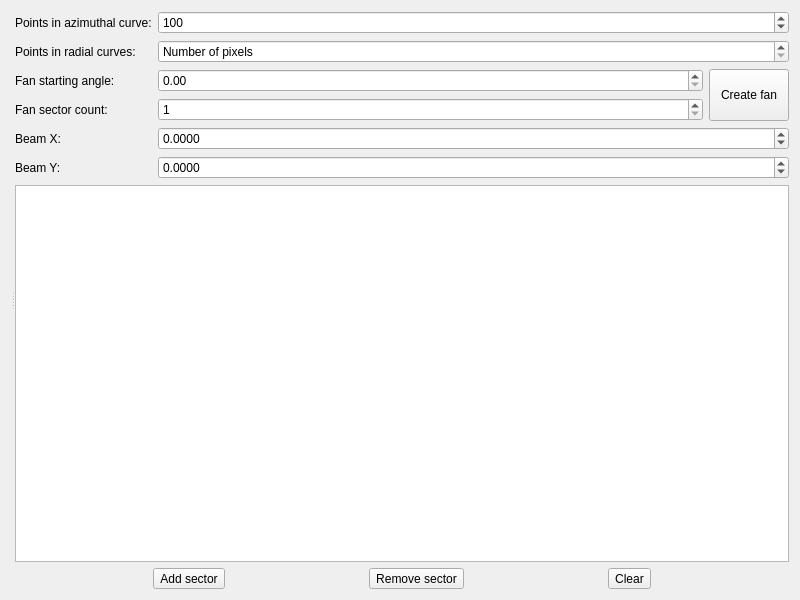
This is cct/qtgui2/utils/anisotropy/anisotropy.ui in awacha/cct as Qt 5 draws it before an edit. The edited form follows.
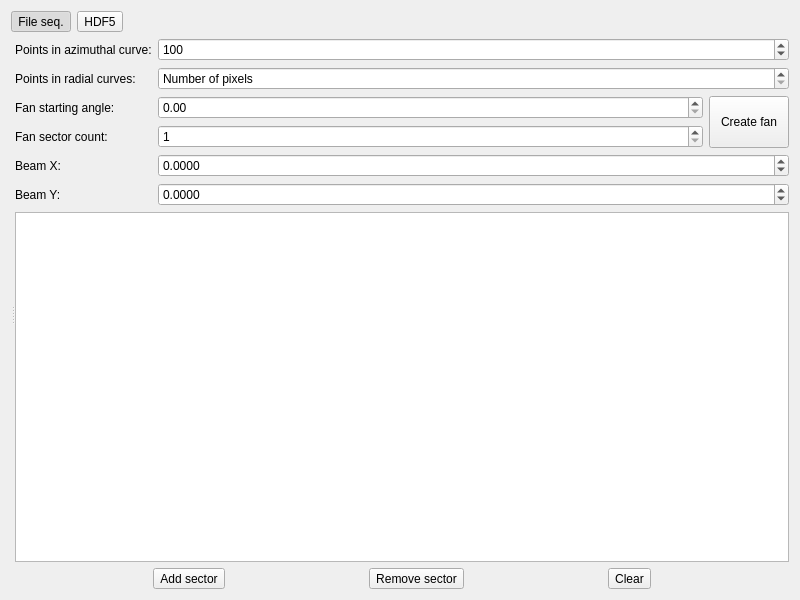
This is the edited form. Icons and pictures are not drawn.

```diff
--- a/cct/qtgui2/utils/anisotropy/anisotropy.ui
+++ b/cct/qtgui2/utils/anisotropy/anisotropy.ui
@@ -18,6 +18,49 @@
     <normaloff>:/icons/anisotropy.svg</normaloff>:/icons/anisotropy.svg</iconset>
   </property>
   <layout class="QVBoxLayout" name="verticalLayout_2">
+   <item>
+    <layout class="QHBoxLayout" name="horizontalLayout_2">
+     <item>
+      <widget class="QToolButton" name="fsnToolButton">
+       <property name="text">
+        <string>File seq.</string>
+       </property>
+       <property name="checkable">
+        <bool>true</bool>
+       </property>
+       <property name="checked">
+        <bool>true</bool>
+       </property>
+       <property name="autoExclusive">
+        <bool>true</bool>
+       </property>
+      </widget>
+     </item>
+     <item>
+      <widget class="QToolButton" name="hdf5ToolButton">
+       <property name="text">
+        <string>HDF5</string>
+       </property>
+       <property name="checkable">
+        <bool>true</bool>
+       </property>
+       <property name="autoExclusive">
+        <bool>true</bool>
+       </property>
+      </widget>
+     </item>
+     <item>
+      <widget class="QStackedWidget" name="selectorStackedWidget">
+       <property name="sizePolicy">
+        <sizepolicy hsizetype="Preferred" vsizetype="Fixed">
+         <horstretch>0</horstretch>
+         <verstretch>0</verstretch>
+        </sizepolicy>
+       </property>
+      </widget>
+     </item>
+    </layout>
+   </item>
    <item>
     <widget class="QSplitter" name="splitter">
      <property name="orientation">
```
Left out of the diff: 3 changed lines with no effect on the pictures.
